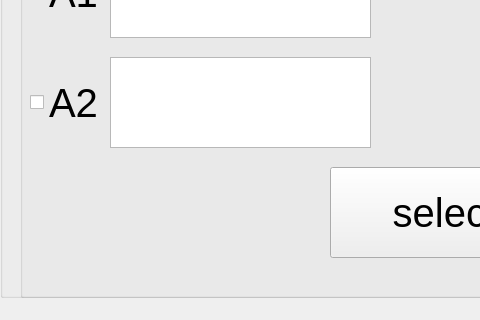
vaclavpfeifer/OptoconApplications, file OptoconPowerMeterGUIApp/Views/OptoconBasicDevelopmentView.ui: the form before one commit; both pictures show x 0 to 480 and y 502 to 822 of the 969 by 822 pixel window.
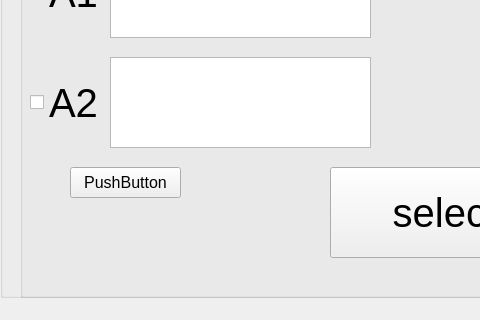
The form after the commit.

```diff
--- a/OptoconPowerMeterGUIApp/Views/OptoconBasicDevelopmentView.ui
+++ b/OptoconPowerMeterGUIApp/Views/OptoconBasicDevelopmentView.ui
@@ -348,6 +348,19 @@
        <bool>false</bool>
       </property>
      </widget>
+     <widget class="QPushButton" name="PB_execGUICmd">
+      <property name="geometry">
+       <rect>
+        <x>50</x>
+        <y>230</y>
+        <width>111</width>
+        <height>31</height>
+       </rect>
+      </property>
+      <property name="text">
+       <string>PushButton</string>
+      </property>
+     </widget>
     </widget>
    </widget>
    <widget class="QPushButton" name="pushButton_4">
```
